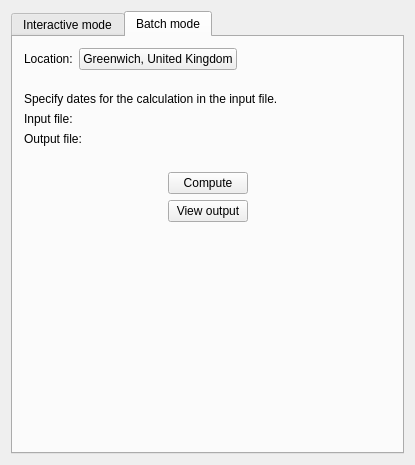
First picture: the form in kstars/tools/modcalcdaylength.ui, repository KDE/kstars, before the edit.
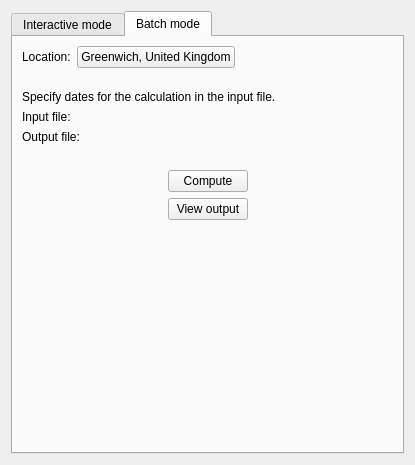
Second picture: the form after the edit. Custom widgets are drawn as their Qt base class.

Patch:
```diff
--- a/kstars/tools/modcalcdaylength.ui
+++ b/kstars/tools/modcalcdaylength.ui
@@ -954,7 +954,6 @@
    </item>
   </layout>
  </widget>
- <layoutdefault spacing="6" margin="11"/>
  <customwidgets>
   <customwidget>
    <class>KUrlRequester</class>
```
